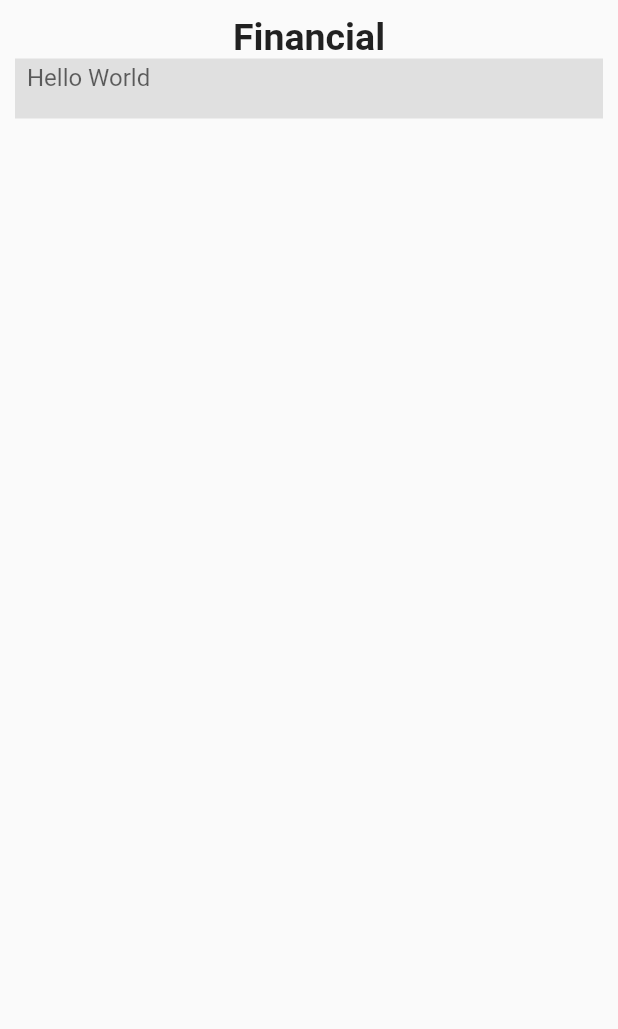
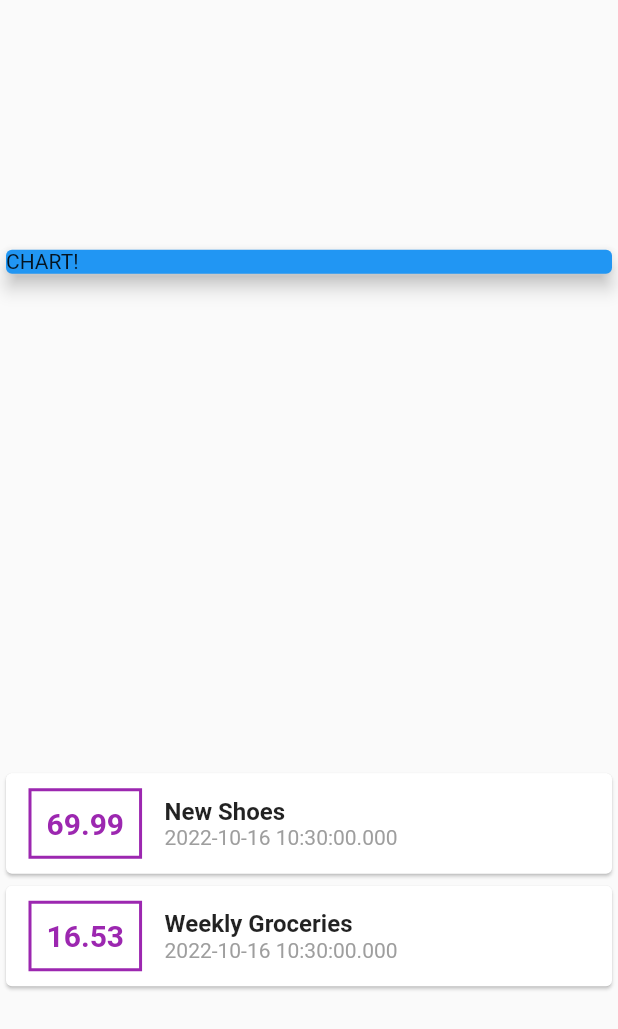
Before and after one commit to najmulmyself/FinancialApp, a Flutter app: the screen it shows after launch, on a phone screen of 412 x 824 dp. Shown: the top 1029 px of the screen. Run offline on Flutter 3.47's test engine with Material 2 defaults, Android fonts, the phone set to English and light mode, and no system bars.

Commit message:
layout added

```diff
--- a/lib/main.dart
+++ b/lib/main.dart
@@ -6,7 +6,7 @@
 class MyApp extends StatelessWidget {
   @override
   Widget build(BuildContext context) {
-    return const MaterialApp(
+    return MaterialApp(
       debugShowCheckedModeBanner: false,
       title: 'Material App',
       home: SafeArea(
--- /dev/null
+++ b/lib/transaction.dart
@@ -0,0 +1,15 @@
+import 'package:flutter/foundation.dart';
+
+class Transaction {
+  final String? id;
+  final String? title;
+  final double ?amount;
+  final DateTime ?date;
+
+  Transaction({
+    @required this.id,
+    @required this.title,
+    @required this.amount,
+    @required this.date,
+  });
+}
--- a/lib/widget/home_screen.dart
+++ b/lib/widget/home_screen.dart
@@ -1,34 +1,90 @@
+// ignore_for_file: sized_box_for_whitespace, prefer_const_constructors
+
+import 'package:financial/transaction.dart';
 import 'package:flutter/material.dart';
 
 class HomeScreen extends StatelessWidget {
-  const HomeScreen({Key? key}) : super(key: key);
+   HomeScreen({Key? key}) : super(key: key);
+
+  final List<Transaction> transactions = [
+    Transaction(
+      id: 't1',
+      title: 'New Shoes',
+      amount: 69.99,
+      date: DateTime.now(),
+    ),
+    Transaction(
+      id: 't2',
+      title: 'Weekly Groceries',
+      amount: 16.53,
+      date: DateTime.now(),
+    ),
+  ];
 
   @override
   Widget build(BuildContext context) {
-    return Padding(
-      padding: const EdgeInsets.all(10.0),
-      child: Column(
-        mainAxisAlignment: MainAxisAlignment.start,
-        children: [
-          Text(
-            'Financial',
-            style: TextStyle(fontSize: 25, fontWeight: FontWeight.bold),
+    return Column(
+      mainAxisAlignment: MainAxisAlignment.spaceAround,
+      crossAxisAlignment: CrossAxisAlignment.stretch,
+      children: <Widget>[
+        Container(
+          width: double.infinity,
+          child: Card(
+            color: Colors.blue,
+            child: Text('CHART!'),
+            elevation: 5,
           ),
-          Container(
-            height: 40,
-            color: Colors.grey.shade300,
-            child: Padding(
-              padding: const EdgeInsets.all(8.0),
-              child: TextField(
-                decoration: InputDecoration(
-                  hintText: "Hello World",
-                  border: InputBorder.none,
-                ),
+        ),
+        Column(
+          children: transactions.map((tx) {
+            return Card(
+              child: Row(
+                children: <Widget>[
+                  Container(
+                    margin: EdgeInsets.symmetric(
+                      vertical: 10,
+                      horizontal: 15,
+                    ),
+                    decoration: BoxDecoration(
+                      border: Border.all(
+                        color: Colors.purple,
+                        width: 2,
+                      ),
+                    ),
+                    padding: EdgeInsets.all(10),
+                    child: Text(
+                      tx.amount.toString(),
+                      style: TextStyle(
+                        fontWeight: FontWeight.bold,
+                        fontSize: 20,
+                        color: Colors.purple,
+                      ),
+                    ),
+                  ),
+                  Column(
+                    crossAxisAlignment: CrossAxisAlignment.start,
+                    children: <Widget>[
+                      Text(
+                        tx.title!,
+                        style: TextStyle(
+                          fontSize: 16,
+                          fontWeight: FontWeight.bold,
+                        ),
+                      ),
+                      Text(
+                        tx.date.toString(),
+                        style: TextStyle(
+                          color: Colors.grey,
+                        ),
+                      ),
+                    ],
+                  ),
+                ],
               ),
-            ),
-          ),
-        ],
-      ),
+            );
+          }).toList(),
+        ),
+      ],
     );
   }
 }
```
Also changed, not shown: pubspec.lock, 1 other file.
